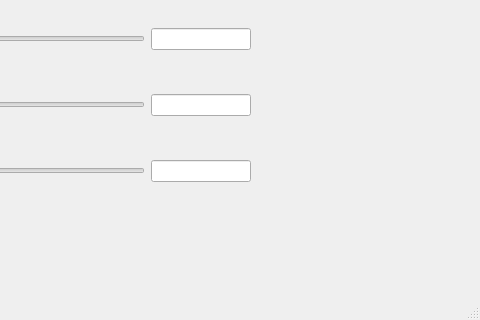
This is mainwindow.ui in Rokoel/car-price-predictor as Qt 5 draws it before an edit; both pictures show x 320 to 800 and y 280 to 600 of the 800 by 600 pixel window. The edited form follows.
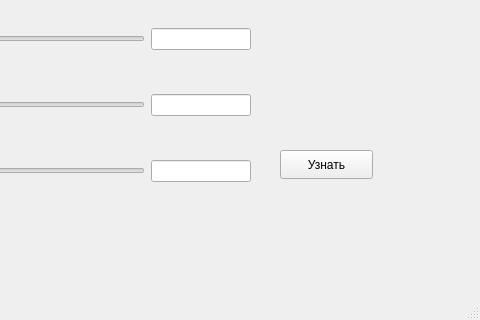
This is the edited form.

Commit message: added predictor functionality and changed ui a bit

What changed in the file:
```diff
--- a/mainwindow.ui
+++ b/mainwindow.ui
@@ -157,6 +157,32 @@
      </item>
     </layout>
    </widget>
+   <widget class="QPushButton" name="pushButtonPredict">
+    <property name="geometry">
+     <rect>
+      <x>600</x>
+      <y>430</y>
+      <width>93</width>
+      <height>29</height>
+     </rect>
+    </property>
+    <property name="text">
+     <string>Узнать</string>
+    </property>
+   </widget>
+   <widget class="QLabel" name="labelPrice">
+    <property name="geometry">
+     <rect>
+      <x>30</x>
+      <y>110</y>
+      <width>521</width>
+      <height>61</height>
+     </rect>
+    </property>
+    <property name="text">
+     <string/>
+    </property>
+   </widget>
   </widget>
   <widget class="QMenuBar" name="menubar">
    <property name="geometry">
```
Left out of the diff: 2 changed lines with no effect on the pictures. The commit also changes 2 other files.
